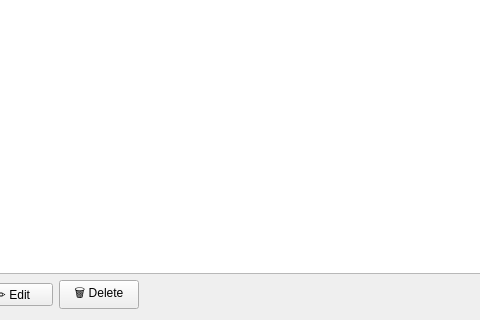
This is ui_designer/model_manager.ui in Arean82/llm_chat_app as Qt 5 draws it before an edit; both pictures show x 124 to 604 and y 230 to 550 of the 850 by 550 pixel window. The edited form follows.
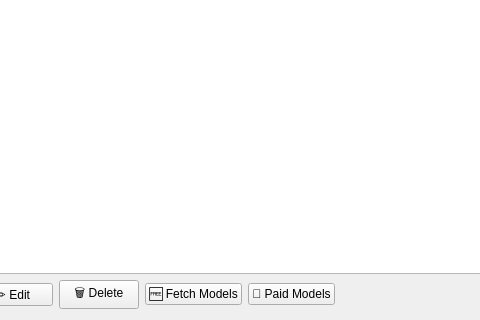
This is the edited form.

Commit message: feat: Add log menu and update log dialog for model fetching

Patch:
```diff
--- a/ui_designer/model_manager.ui
+++ b/ui_designer/model_manager.ui
@@ -98,6 +98,20 @@
        </property>
       </widget>
      </item>
+     <item>
+      <widget class="QPushButton" name="fetch_free_btn">
+       <property name="text">
+        <string>🆓 Fetch Models</string>
+       </property>
+      </widget>
+     </item>
+     <item>
+      <widget class="QPushButton" name="fetch_paid_btn">
+       <property name="text">
+        <string>💎 Paid Models</string>
+       </property>
+      </widget>
+     </item>
      <item>
       <spacer name="horizontalSpacer2">
        <property name="orientation">
```
The commit also changes 11 other files.
